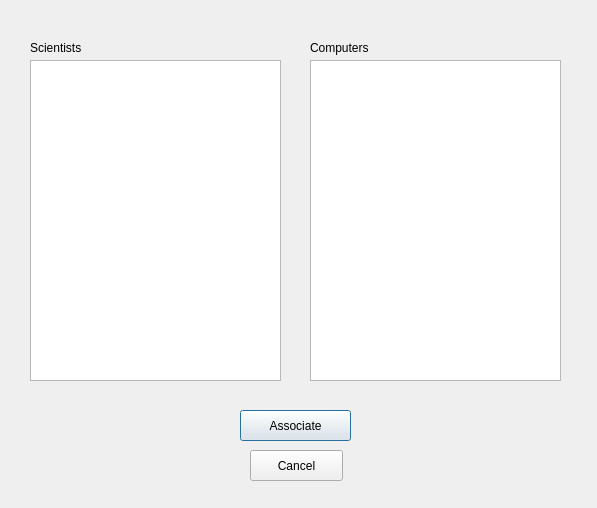
Before: the Qt Designer form addassociationdialog.ui in marthagb/VLN1-Skil-3, drawn with Qt 5.
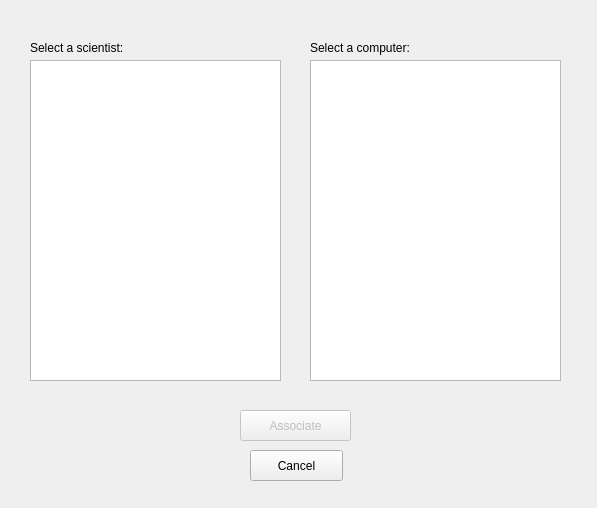
After: the same form once the commit is applied.

Diff of the .ui file:
```diff
--- a/addassociationdialog.ui
+++ b/addassociationdialog.ui
@@ -34,6 +34,9 @@
    </property>
   </widget>
   <widget class="QPushButton" name="addAssociationButton">
+   <property name="enabled">
+    <bool>false</bool>
+   </property>
    <property name="geometry">
     <rect>
      <x>240</x>
@@ -64,12 +67,12 @@
     <rect>
      <x>30</x>
      <y>40</y>
-     <width>81</width>
+     <width>121</width>
      <height>16</height>
     </rect>
    </property>
    <property name="text">
-    <string>Scientists</string>
+    <string>Select a scientist:</string>
    </property>
   </widget>
   <widget class="QLabel" name="computersListLabel">
@@ -77,12 +80,12 @@
     <rect>
      <x>310</x>
      <y>40</y>
-     <width>81</width>
+     <width>121</width>
      <height>16</height>
     </rect>
    </property>
    <property name="text">
-    <string>Computers</string>
+    <string>Select a computer:</string>
    </property>
   </widget>
  </widget>
```
